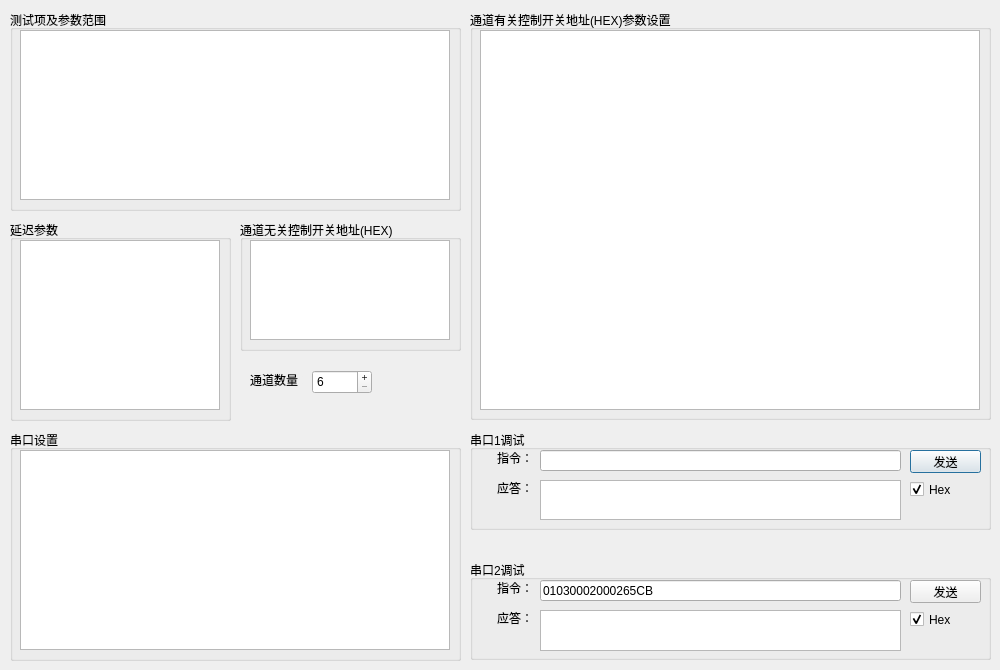
First picture: the form in DialogConfig.ui, repository wlffeng2008/PX-ZBV100, before the edit.
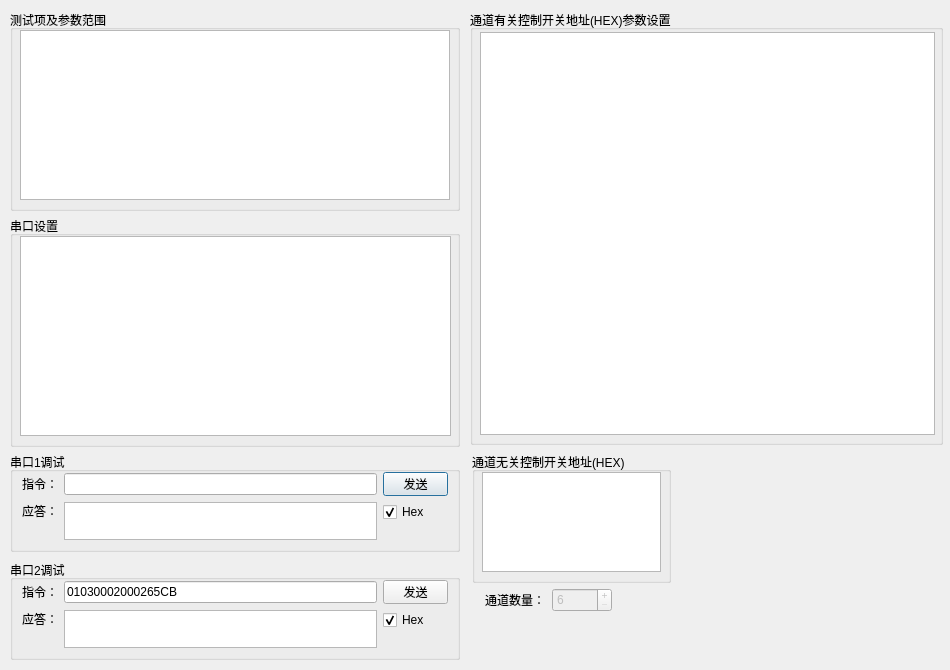
Second picture: the form after the edit.

What changed in the file:
```diff
--- a/DialogConfig.ui
+++ b/DialogConfig.ui
@@ -6,7 +6,7 @@
    <rect>
     <x>0</x>
     <y>0</y>
-    <width>1000</width>
+    <width>950</width>
     <height>670</height>
    </rect>
   </property>
@@ -18,7 +18,7 @@
     <rect>
      <x>10</x>
      <y>10</y>
-     <width>451</width>
+     <width>450</width>
      <height>201</height>
     </rect>
    </property>
@@ -58,8 +58,8 @@
    <property name="geometry">
     <rect>
      <x>10</x>
-     <y>430</y>
-     <width>451</width>
+     <y>216</y>
+     <width>450</width>
      <height>231</height>
     </rect>
    </property>
@@ -71,7 +71,7 @@
      <rect>
       <x>10</x>
       <y>20</y>
-      <width>430</width>
+      <width>431</width>
       <height>200</height>
      </rect>
     </property>
@@ -100,8 +100,8 @@
     <rect>
      <x>470</x>
      <y>10</y>
-     <width>521</width>
-     <height>410</height>
+     <width>473</width>
+     <height>435</height>
     </rect>
    </property>
    <property name="title">
@@ -111,9 +111,9 @@
     <property name="geometry">
      <rect>
       <x>10</x>
-      <y>20</y>
-      <width>500</width>
-      <height>380</height>
+      <y>22</y>
+      <width>455</width>
+      <height>403</height>
      </rect>
     </property>
     <property name="focusPolicy">
@@ -139,241 +139,175 @@
   <widget class="QGroupBox" name="groupBox">
    <property name="geometry">
     <rect>
-     <x>470</x>
-     <y>430</y>
-     <width>521</width>
+     <x>10</x>
+     <y>452</y>
+     <width>450</width>
      <height>100</height>
     </rect>
    </property>
    <property name="title">
     <string>串口1调试</string>
    </property>
-   <widget class="QLineEdit" name="lineEdit1">
-    <property name="geometry">
-     <rect>
-      <x>70</x>
-      <y>20</y>
-      <width>361</width>
-      <height>21</height>
-     </rect>
+   <layout class="QVBoxLayout" name="verticalLayout">
+    <property name="topMargin">
+     <number>0</number>
     </property>
-   </widget>
-   <widget class="QLabel" name="label_2">
-    <property name="geometry">
-     <rect>
-      <x>10</x>
-      <y>20</y>
-      <width>53</width>
-      <height>15</height>
-     </rect>
-    </property>
-    <property name="text">
-     <string>指令：</string>
-    </property>
-    <property name="alignment">
-     <set>Qt::AlignmentFlag::AlignRight|Qt::AlignmentFlag::AlignTrailing|Qt::AlignmentFlag::AlignVCenter</set>
-    </property>
-   </widget>
-   <widget class="QCheckBox" name="checkBoxHex1">
-    <property name="geometry">
-     <rect>
-      <x>440</x>
-      <y>50</y>
-      <width>61</width>
-      <height>19</height>
-     </rect>
-    </property>
-    <property name="text">
-     <string>Hex</string>
-    </property>
-    <property name="checked">
-     <bool>true</bool>
-    </property>
-   </widget>
-   <widget class="QTextEdit" name="textEdit1">
-    <property name="geometry">
-     <rect>
-      <x>70</x>
-      <y>50</y>
-      <width>361</width>
-      <height>40</height>
-     </rect>
-    </property>
-   </widget>
-   <widget class="QLabel" name="label_3">
-    <property name="geometry">
-     <rect>
-      <x>10</x>
-      <y>50</y>
-      <width>53</width>
-      <height>15</height>
-     </rect>
-    </property>
-    <property name="text">
-     <string>应答：</string>
-    </property>
-    <property name="alignment">
-     <set>Qt::AlignmentFlag::AlignRight|Qt::AlignmentFlag::AlignTrailing|Qt::AlignmentFlag::AlignVCenter</set>
-    </property>
-   </widget>
-   <widget class="QPushButton" name="pushButton1">
-    <property name="geometry">
-     <rect>
-      <x>440</x>
-      <y>20</y>
-      <width>71</width>
-      <height>23</height>
-     </rect>
-    </property>
-    <property name="text">
-     <string>发送</string>
-    </property>
-   </widget>
+    <item>
+     <layout class="QHBoxLayout" name="horizontalLayout">
+      <item>
+       <widget class="QLabel" name="label_2">
+        <property name="text">
+         <string>指令：</string>
+        </property>
+        <property name="alignment">
+         <set>Qt::AlignmentFlag::AlignRight|Qt::AlignmentFlag::AlignTrailing|Qt::AlignmentFlag::AlignVCenter</set>
+        </property>
+       </widget>
+      </item>
+      <item>
+       <widget class="QLineEdit" name="lineEdit1"/>
+      </item>
+      <item>
+       <widget class="QPushButton" name="pushButton1">
+        <property name="maximumSize">
+         <size>
+          <width>65</width>
+          <height>24</height>
+         </size>
+        </property>
+        <property name="text">
+         <string>发送</string>
+        </property>
+       </widget>
+      </item>
+     </layout>
+    </item>
+    <item>
+     <layout class="QHBoxLayout" name="horizontalLayout_2">
+      <item alignment="Qt::AlignmentFlag::AlignTop">
+       <widget class="QLabel" name="label_3">
+        <property name="text">
+         <string>应答：</string>
+        </property>
+        <property name="alignment">
+         <set>Qt::AlignmentFlag::AlignRight|Qt::AlignmentFlag::AlignTrailing|Qt::AlignmentFlag::AlignVCenter</set>
+        </property>
+       </widget>
+      </item>
+      <item alignment="Qt::AlignmentFlag::AlignTop">
+       <widget class="QTextEdit" name="textEdit1"/>
+      </item>
+      <item alignment="Qt::AlignmentFlag::AlignTop">
+       <widget class="QCheckBox" name="checkBoxHex1">
+        <property name="minimumSize">
+         <size>
+          <width>65</width>
+          <height>0</height>
+         </size>
+        </property>
+        <property name="text">
+         <string>Hex</string>
+        </property>
+        <property name="checked">
+         <bool>true</bool>
+        </property>
+       </widget>
+      </item>
+     </layout>
+    </item>
+   </layout>
   </widget>
   <widget class="QGroupBox" name="groupBox_2">
    <property name="geometry">
     <rect>
-     <x>470</x>
+     <x>10</x>
      <y>560</y>
-     <width>521</width>
+     <width>450</width>
      <height>100</height>
     </rect>
    </property>
    <property name="title">
     <string>串口2调试</string>
    </property>
-   <widget class="QLineEdit" name="lineEdit2">
-    <property name="geometry">
-     <rect>
-      <x>70</x>
-      <y>20</y>
-      <width>361</width>
-      <height>21</height>
-     </rect>
+   <layout class="QVBoxLayout" name="verticalLayout_2">
+    <property name="topMargin">
+     <number>0</number>
     </property>
-    <property name="text">
-     <string>01030002000265CB</string>
-    </property>
-   </widget>
-   <widget class="QLabel" name="label_4">
-    <property name="geometry">
-     <rect>
-      <x>10</x>
-      <y>20</y>
-      <width>53</width>
-      <height>15</height>
-     </rect>
-    </property>
-    <property name="text">
-     <string>指令：</string>
-    </property>
-    <property name="alignment">
-     <set>Qt::AlignmentFlag::AlignRight|Qt::AlignmentFlag::AlignTrailing|Qt::AlignmentFlag::AlignVCenter</set>
-    </property>
-   </widget>
-   <widget class="QCheckBox" name="checkBoxHex2">
-    <property name="geometry">
-     <rect>
-      <x>440</x>
-      <y>50</y>
-      <width>61</width>
-      <height>19</height>
-     </rect>
-    </property>
-    <property name="text">
-     <string>Hex</string>
-    </property>
-    <property name="checked">
-     <bool>true</bool>
-    </property>
-   </widget>
-   <widget class="QTextEdit" name="textEdit2">
-    <property name="geometry">
-     <rect>
-      <x>70</x>
-      <y>50</y>
-      <width>361</width>
-      <height>41</height>
-     </rect>
-    </property>
-   </widget>
-   <widget class="QLabel" name="label_5">
-    <property name="geometry">
-     <rect>
-      <x>10</x>
-      <y>50</y>
-      <width>53</width>
-      <height>15</height>
-     </rect>
-    </property>
-    <property name="text">
-     <string>应答：</string>
-    </property>
-    <property name="alignment">
-     <set>Qt::AlignmentFlag::AlignRight|Qt::AlignmentFlag::AlignTrailing|Qt::AlignmentFlag::AlignVCenter</set>
-    </property>
-   </widget>
-   <widget class="QPushButton" name="pushButton2">
-    <property name="geometry">
-     <rect>
-      <x>440</x>
-      <y>20</y>
-      <width>71</width>
-      <height>23</height>
-     </rect>
-    </property>
-    <property name="text">
-     <string>发送</string>
-    </property>
-   </widget>
-  </widget>
-  <widget class="QGroupBox" name="groupBoxDelay">
-   <property name="geometry">
-    <rect>
-     <x>10</x>
-     <y>220</y>
-     <width>221</width>
-     <height>201</height>
-    </rect>
-   </property>
-   <property name="title">
-    <string>延迟参数</string>
-   </property>
-   <widget class="QTableView" name="tableViewDelay">
-    <property name="geometry">
-     <rect>
-      <x>10</x>
-      <y>20</y>
-      <width>200</width>
-      <height>170</height>
-     </rect>
-    </property>
-    <property name="focusPolicy">
-     <enum>Qt::FocusPolicy::NoFocus</enum>
-    </property>
-    <property name="selectionMode">
-     <enum>QAbstractItemView::SelectionMode::SingleSelection</enum>
-    </property>
-    <property name="selectionBehavior">
-     <enum>QAbstractItemView::SelectionBehavior::SelectRows</enum>
-    </property>
-    <attribute name="horizontalHeaderHighlightSections">
-     <bool>false</bool>
-    </attribute>
-    <attribute name="verticalHeaderVisible">
-     <bool>false</bool>
-    </attribute>
-    <attribute name="verticalHeaderHighlightSections">
-     <bool>false</bool>
-    </attribute>
-   </widget>
+    <item>
+     <layout class="QHBoxLayout" name="horizontalLayout_3">
+      <item>
+       <widget class="QLabel" name="label_4">
+        <property name="text">
+         <string>指令：</string>
+        </property>
+        <property name="alignment">
+         <set>Qt::AlignmentFlag::AlignRight|Qt::AlignmentFlag::AlignTrailing|Qt::AlignmentFlag::AlignVCenter</set>
+        </property>
+       </widget>
+      </item>
+      <item>
+       <widget class="QLineEdit" name="lineEdit2">
+        <property name="text">
+         <string>01030002000265CB</string>
+        </property>
+       </widget>
+      </item>
+      <item>
+       <widget class="QPushButton" name="pushButton2">
+        <property name="maximumSize">
+         <size>
+          <width>65</width>
+          <height>24</height>
+         </size>
+        </property>
+        <property name="text">
+         <string>发送</string>
+        </property>
+       </widget>
+      </item>
+     </layout>
+    </item>
+    <item>
+     <layout class="QHBoxLayout" name="horizontalLayout_4">
+      <item alignment="Qt::AlignmentFlag::AlignTop">
+       <widget class="QLabel" name="label_5">
+        <property name="text">
+         <string>应答：</string>
+        </property>
+        <property name="alignment">
+         <set>Qt::AlignmentFlag::AlignRight|Qt::AlignmentFlag::AlignTrailing|Qt::AlignmentFlag::AlignVCenter</set>
+        </property>
+       </widget>
+      </item>
+      <item alignment="Qt::AlignmentFlag::AlignTop">
+       <widget class="QTextEdit" name="textEdit2"/>
+      </item>
+      <item alignment="Qt::AlignmentFlag::AlignTop">
+       <widget class="QCheckBox" name="checkBoxHex2">
+        <property name="minimumSize">
+         <size>
+          <width>65</width>
+          <height>0</height>
+         </size>
+        </property>
+        <property name="text">
+         <string>Hex</string>
+        </property>
+        <property name="checked">
+         <bool>true</bool>
+        </property>
+       </widget>
+      </item>
+     </layout>
+    </item>
+   </layout>
   </widget>
   <widget class="QGroupBox" name="groupBoxGSwitch">
    <property name="geometry">
     <rect>
-     <x>240</x>
-     <y>220</y>
-     <width>221</width>
+     <x>472</x>
+     <y>452</y>
+     <width>199</width>
      <height>131</height>
     </rect>
    </property>
@@ -385,7 +319,7 @@
      <rect>
       <x>10</x>
       <y>20</y>
-      <width>200</width>
+      <width>179</width>
       <height>100</height>
      </rect>
     </property>
@@ -410,10 +344,13 @@
    </widget>
   </widget>
   <widget class="QSpinBox" name="spinBox">
+   <property name="enabled">
+    <bool>false</bool>
+   </property>
    <property name="geometry">
     <rect>
-     <x>312</x>
-     <y>370</y>
+     <x>552</x>
+     <y>588</y>
      <width>60</width>
      <height>24</height>
     </rect>
@@ -434,15 +371,18 @@
   <widget class="QLabel" name="label">
    <property name="geometry">
     <rect>
-     <x>250</x>
-     <y>370</y>
-     <width>53</width>
+     <x>472</x>
+     <y>590</y>
+     <width>73</width>
      <height>20</height>
     </rect>
    </property>
    <property name="text">
     <string>通道数量：</string>
    </property>
+   <property name="alignment">
+    <set>Qt::AlignmentFlag::AlignRight|Qt::AlignmentFlag::AlignTrailing|Qt::AlignmentFlag::AlignVCenter</set>
+   </property>
   </widget>
  </widget>
  <resources/>
```
